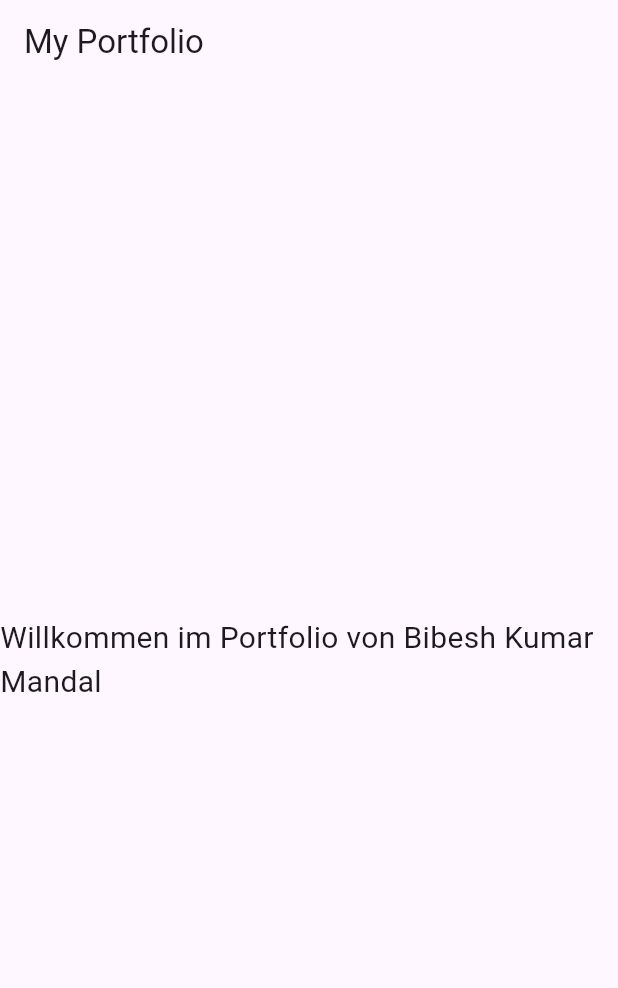
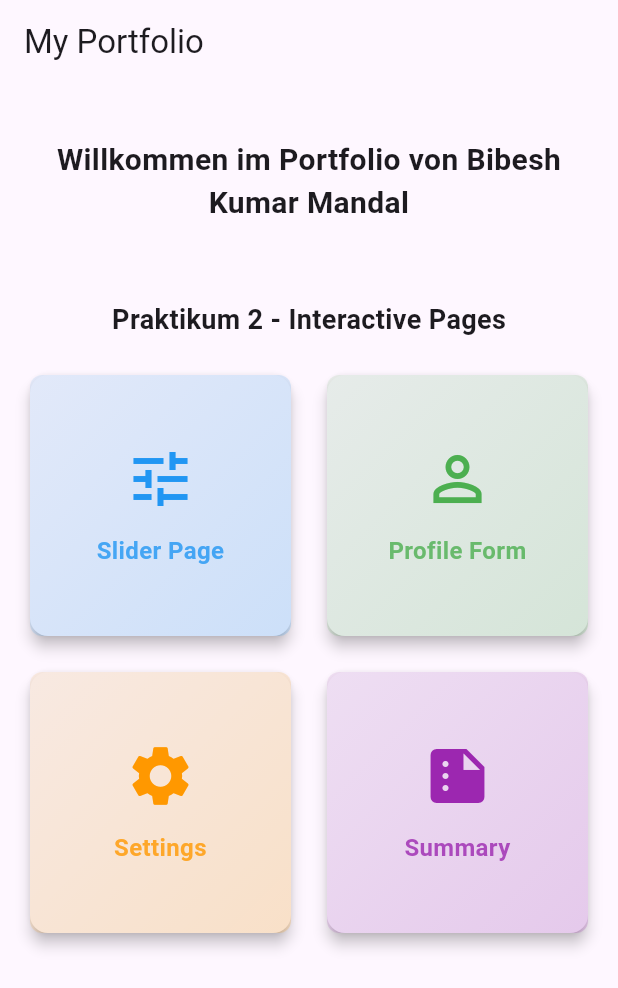
Before and after one commit to Bibesh1/portfolio_5499126, a Flutter app: the screen it shows after launch, on a phone screen of 412 x 824 dp. Shown: the top 988 px of the screen. Run offline on Flutter 3.47's test engine with Material 3 defaults, Android fonts, the phone set to English and light mode, and no system bars.

Commit message:
Completed Assignment 2

```diff
--- a/lib/pages/home_page.dart
+++ b/lib/pages/home_page.dart
@@ -1,4 +1,8 @@
 import 'package:flutter/material.dart';
+import 'package:portfolio_5499126/pages/profile_form.dart';
+import 'package:portfolio_5499126/pages/settings_page.dart';
+import 'package:portfolio_5499126/pages/slider_page.dart';
+import 'package:portfolio_5499126/pages/summary_page.dart';
 
 class HomePage extends StatelessWidget {
   const HomePage({super.key});
@@ -7,10 +11,132 @@ class HomePage extends StatelessWidget {
   Widget build(BuildContext context) {
     return Scaffold(
       appBar: AppBar(title: const Text('My Portfolio')),
-      body: const Center(
-        child: Text(
-          'Willkommen im Portfolio von Bibesh Kumar Mandal',
-          style: TextStyle(fontSize: 20),
+      body: Padding(
+        padding: const EdgeInsets.all(16.0),
+        child: Column(
+          children: [
+            const Padding(
+              padding: EdgeInsets.all(20.0),
+              child: Text(
+                'Willkommen im Portfolio von Bibesh Kumar Mandal',
+                style: TextStyle(fontSize: 20, fontWeight: FontWeight.bold),
+                textAlign: TextAlign.center,
+              ),
+            ),
+
+            const SizedBox(height: 30),
+
+            const Text(
+              'Praktikum 2 - Interactive Pages',
+              style: TextStyle(fontSize: 18, fontWeight: FontWeight.w600),
+            ),
+
+            const SizedBox(height: 20),
+
+            Expanded(
+              child: GridView.count(
+                crossAxisCount: 2,
+                crossAxisSpacing: 16,
+                mainAxisSpacing: 16,
+                children: [
+                  _buildNavigationCard(
+                    context,
+                    'Slider Page',
+                    Icons.tune,
+                    Colors.blue,
+                    () => Navigator.push(
+                      context,
+                      MaterialPageRoute(
+                        builder: (context) => const SliderPage(),
+                      ),
+                    ),
+                  ),
+                  _buildNavigationCard(
+                    context,
+                    'Profile Form',
+                    Icons.person_outline,
+                    Colors.green,
+                    () => Navigator.push(
+                      context,
+                      MaterialPageRoute(
+                        builder: (context) => const ProfileFormPage(),
+                      ),
+                    ),
+                  ),
+                  _buildNavigationCard(
+                    context,
+                    'Settings',
+                    Icons.settings,
+                    Colors.orange,
+                    () => Navigator.push(
+                      context,
+                      MaterialPageRoute(
+                        builder: (context) => const SettingsPage(),
+                      ),
+                    ),
+                  ),
+                  _buildNavigationCard(
+                    context,
+                    'Summary',
+                    Icons.summarize,
+                    Colors.purple,
+                    () => Navigator.push(
+                      context,
+                      MaterialPageRoute(
+                        builder: (context) => const SummaryPage(),
+                      ),
+                    ),
+                  ),
+                ],
+              ),
+            ),
+          ],
+        ),
+      ),
+    );
+  }
+
+  Widget _buildNavigationCard(
+    BuildContext context,
+    String title,
+    IconData icon,
+    Color color,
+    VoidCallback onTap,
+  ) {
+    return Card(
+      elevation: 4,
+      child: InkWell(
+        onTap: onTap,
+        borderRadius: BorderRadius.circular(8),
+        child: Container(
+          padding: const EdgeInsets.all(16),
+          decoration: BoxDecoration(
+            borderRadius: BorderRadius.circular(8),
+            gradient: LinearGradient(
+              colors: [
+                color.withAlpha((0.1 * 255).toInt()),
+                color.withAlpha((0.2 * 255).toInt()),
+              ],
+              begin: Alignment.topLeft,
+              end: Alignment.bottomRight,
+            ),
+          ),
+          child: Column(
+            mainAxisAlignment: MainAxisAlignment.center,
+            children: [
+              Icon(icon, size: 48, color: color),
+              const SizedBox(height: 12),
+              Text(
+                title,
+                style: TextStyle(
+                  fontSize: 16,
+                  fontWeight: FontWeight.bold,
+                  color: color.withAlpha((0.8 * 255).toInt()),
+                ),
+                textAlign: TextAlign.center,
+              ),
+            ],
+          ),
         ),
       ),
     );
```
Also changed, not shown: lib/pages/profile_form.dart (added, +166 -0 lines), lib/pages/settings_page.dart (added, +153 -0 lines), lib/pages/slider_page.dart (added, +128 -0 lines), lib/pages/summary_page.dart (added, +149 -0 lines).
